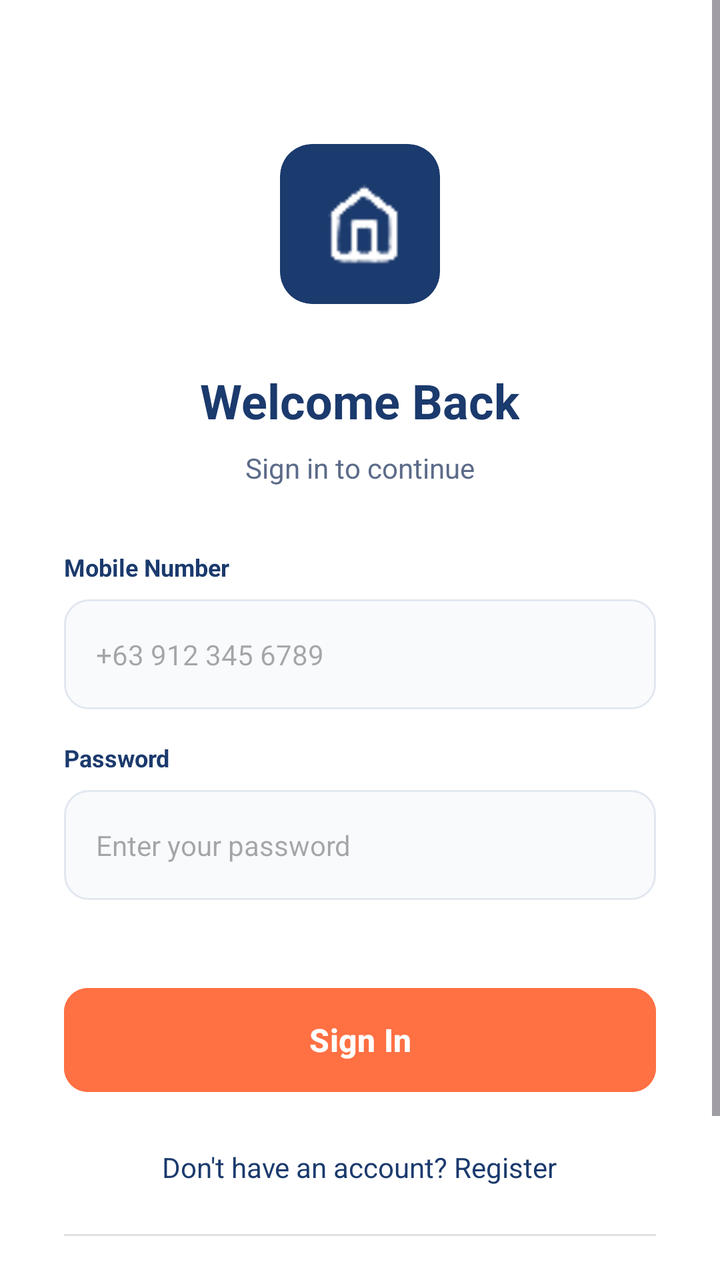
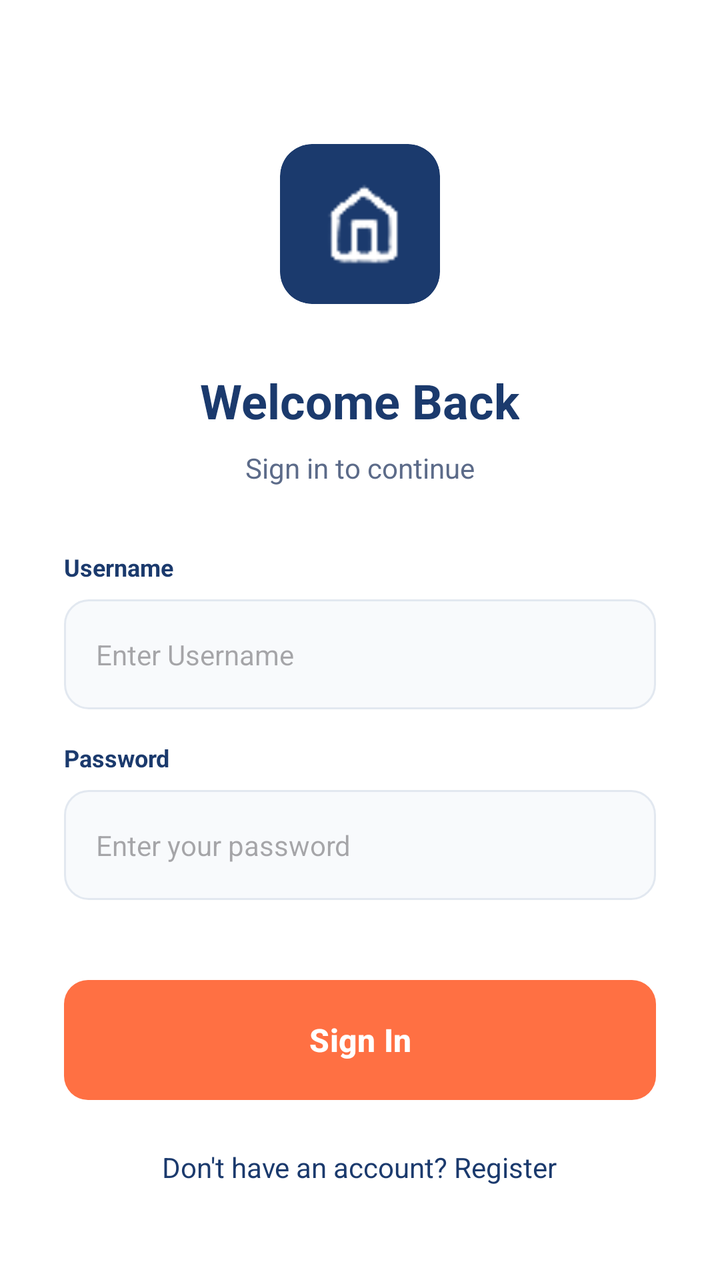

Compare the two renders of this Android layout. The source of the first and the diff that turns it into the second are given below.
<!-- AndroidManifest.xml: application theme Theme.BReady -->
<!-- res/layout/activity_login.xml -->
<?xml version="1.0" encoding="utf-8"?>
<ScrollView
    xmlns:android="http://schemas.android.com/apk/res/android"
    xmlns:app="http://schemas.android.com/apk/res-auto"
    android:layout_width="match_parent"
    android:layout_height="match_parent"
    android:fillViewport="true"
    android:background="@android:color/white"> <LinearLayout
    android:layout_width="match_parent"
    android:layout_height="wrap_content" android:orientation="vertical"
    android:padding="32dp"
    android:gravity="center_horizontal">

    <androidx.cardview.widget.CardView
        android:layout_width="80dp"
        android:layout_height="80dp"
        android:layout_marginTop="40dp"
        app:cardBackgroundColor="#1B3A6D"
        app:cardCornerRadius="16dp"
        app:cardElevation="0dp">

        <ImageView
            android:layout_width="60dp"
            android:layout_height="60dp"
            android:layout_gravity="center"
            android:src="@drawable/home_icon"
            app:tint="@android:color/white" />
    </androidx.cardview.widget.CardView>

    <TextView
        android:layout_width="wrap_content"
        android:layout_height="wrap_content"
        android:layout_marginTop="32dp"
        android:text="Welcome Back"
        android:textColor="#1B3A6D"
        android:textSize="24sp"
        android:textStyle="bold" />

    <TextView
        android:layout_width="wrap_content"
        android:layout_height="wrap_content"
        android:layout_marginTop="8dp"
        android:text="Sign in to continue"
        android:textColor="#5C6B89"
        android:textSize="14sp" />

    <TextView
        android:layout_width="match_parent"
        android:layout_height="wrap_content"
        android:layout_marginTop="32dp"
        android:text="Mobile Number"
        android:textColor="#1B3A6D"
        android:textSize="12sp"
        android:textStyle="bold" />

    <EditText
        android:id="@+id/etMobileNumber"
        android:layout_width="match_parent"
        android:layout_height="55dp"
        android:layout_marginTop="8dp"
        android:background="@drawable/edittext_border"
        android:hint="+63 912 345 6789"
        android:inputType="phone"
        android:padding="16dp"
        android:textSize="14sp" />

    <TextView
        android:layout_width="match_parent"
        android:layout_height="wrap_content"
        android:layout_marginTop="16dp"
        android:text="Password"
        android:textColor="#1B3A6D"
        android:textSize="12sp"
        android:textStyle="bold" />

    <EditText
        android:id="@+id/etPassword"
        android:layout_width="match_parent"
        android:layout_height="55dp"
        android:layout_marginTop="8dp"
        android:background="@drawable/edittext_border"
        android:hint="Enter your password"
        android:inputType="textPassword"
        android:padding="16dp"
        android:textSize="14sp" />

    <Button
        android:id="@+id/btnSignIn"
        android:layout_width="match_parent"
        android:layout_height="60dp"
        android:layout_marginTop="40dp"
        android:backgroundTint="#FF7043"
        android:text="Sign In"
        android:textAllCaps="false"
        android:textColor="@android:color/white"
        android:textSize="16sp"
        android:textStyle="bold"
        app:cornerRadius="12dp" />

    <TextView
        android:id="@+id/tvRegister"
        android:layout_width="wrap_content"
        android:layout_height="wrap_content"
        android:layout_marginTop="24dp"
        android:text="Don't have an account? Register"
        android:textColor="#1B3A6D"
        android:textSize="14sp" />

    <View
        android:layout_width="match_parent"
        android:layout_height="1dp"
        android:layout_marginTop="24dp"
        android:background="#E0E0E0" />

    <Button
        android:id="@+id/btnAdminLogin"
        android:layout_width="match_parent"
        android:layout_height="60dp"
        android:layout_marginTop="24dp"
        android:backgroundTint="#1B3A6D"
        android:text="Login as Admin/Official"
        android:textAllCaps="false"
        android:textColor="@android:color/white"
        android:textSize="14sp"
        android:textStyle="bold"
        app:cornerRadius="12dp" />

</LinearLayout>
</ScrollView>
<!-- resources referenced by this layout -->
<resources>
  <!-- drawable edittext_border (drawable) -->
  <?xml version="1.0" encoding="utf-8"?>
  <shape xmlns:android="http://schemas.android.com/apk/res/android">
      <solid android:color="#F8FAFC" /> <stroke android:width="1dp" android:color="#E2E8F0" /> <corners android:radius="12dp" />
  </shape>
  <!-- drawable home_icon: png bitmap (drawable, 1078 bytes) -->
  <style name="Theme.BReady" parent="Base.Theme.BReady" />
  <style name="Base.Theme.BReady" parent="Theme.Material3.DayNight.NoActionBar">
          
          
      </style>
</resources>

<!-- the commit's change to res/layout/activity_login.xml (unified diff, before → after) -->
@@ -48,7 +48,7 @@
         android:layout_width="match_parent"
         android:layout_height="wrap_content"
         android:layout_marginTop="32dp"
-        android:text="Mobile Number"
+        android:text="Username"
         android:textColor="#1B3A6D"
         android:textSize="12sp"
         android:textStyle="bold" />
@@ -59,8 +59,8 @@
         android:layout_height="55dp"
         android:layout_marginTop="8dp"
         android:background="@drawable/edittext_border"
-        android:hint="+63 912 345 6789"
-        android:inputType="phone"
+        android:hint="Enter Username"
+        android:inputType="text"
         android:padding="16dp"
         android:textSize="14sp" />
 
@@ -89,7 +89,8 @@
         android:layout_width="match_parent"
         android:layout_height="60dp"
         android:layout_marginTop="40dp"
-        android:backgroundTint="#FF7043"
+        android:background="@drawable/bg_rounded_orange"
+        app:backgroundTint="@null"
         android:text="Sign In"
         android:textAllCaps="false"
         android:textColor="@android:color/white"
@@ -106,24 +107,7 @@
         android:textColor="#1B3A6D"
         android:textSize="14sp" />
 
-    <View
-        android:layout_width="match_parent"
-        android:layout_height="1dp"
-        android:layout_marginTop="24dp"
-        android:background="#E0E0E0" />
 
-    <Button
-        android:id="@+id/btnAdminLogin"
-        android:layout_width="match_parent"
-        android:layout_height="60dp"
-        android:layout_marginTop="24dp"
-        android:backgroundTint="#1B3A6D"
-        android:text="Login as Admin/Official"
-        android:textAllCaps="false"
-        android:textColor="@android:color/white"
-        android:textSize="14sp"
-        android:textStyle="bold"
-        app:cornerRadius="12dp" />
 
 </LinearLayout>
 </ScrollView>
<!-- resource entries referenced after the edit -->
@@ -1,5 +1,11 @@
 <!-- resources referenced by this layout -->
 <resources>
+  <!-- drawable bg_rounded_orange (drawable) -->
+  <?xml version="1.0" encoding="utf-8"?>
+  <shape xmlns:android="http://schemas.android.com/apk/res/android">
+      <solid android:color="#FF7043" />
+      <corners android:radius="12dp" />
+  </shape>
   <!-- drawable edittext_border (drawable) -->
   <?xml version="1.0" encoding="utf-8"?>
   <shape xmlns:android="http://schemas.android.com/apk/res/android">
